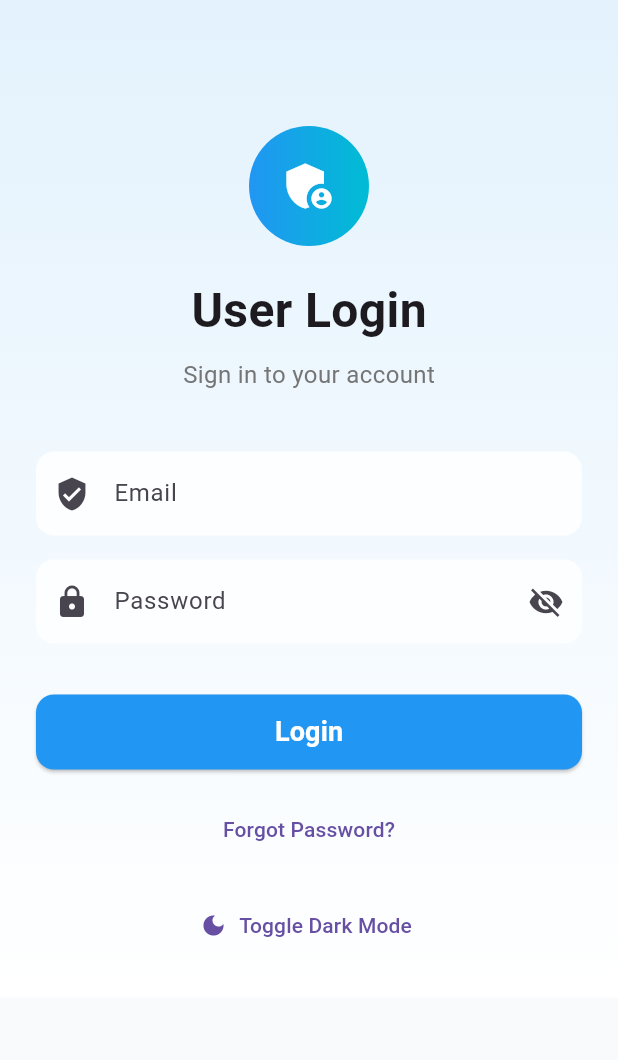
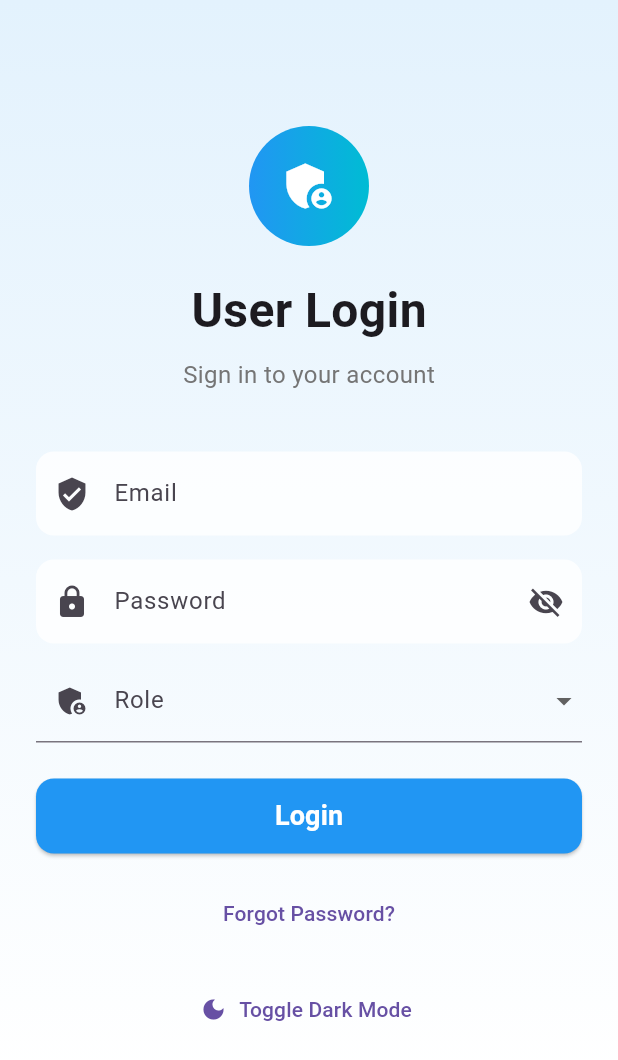
Before and after one commit to vaishvi16/project_management_user, a Flutter app: the screen it shows after launch, on a phone screen of 412 x 824 dp. Shown: the top 1060 px of the screen. Run offline on Flutter 3.47's test engine with Material 3 defaults, Android fonts, the phone set to English and light mode, and no system bars; our stand-ins replace shared_preferences.

Commit message:
User Login done

```diff
--- a/lib/screens/login_screen.dart
+++ b/lib/screens/login_screen.dart
@@ -107,7 +107,7 @@ class _LoginScreenState extends State<LoginScreen> {
                     validator: (value) => value?.isEmpty ?? true ? 'Enter password' : null,
                   ),
                   SizedBox(height: 10,),
-                  /*DropdownButtonFormField<String>(
+                  DropdownButtonFormField<String>(
                     value: _selectedRole,
                     decoration: const InputDecoration(
                       labelText: 'Role',
@@ -116,7 +116,7 @@ class _LoginScreenState extends State<LoginScreen> {
                     items: _roles.map((role) => DropdownMenuItem(value: role, child: Text(role))).toList(),
                     onChanged: (value) => setState(() => _selectedRole = value),
                     validator: (value) => value == null ? 'Select role' : null,
-                  ),*/
+                  ),
                   const SizedBox(height: 24),
                   // Login Button with animation
                   SizedBox(
@@ -170,7 +170,8 @@ class _LoginScreenState extends State<LoginScreen> {
     var url = Uri.parse("https://prakrutitech.xyz/batch_project/login.php");
     var response = await http.post(url, body: {
       'email': _emailController.text.toString(),
-          'password': _passwordController.text.toString()
+      'password': _passwordController.text.toString(),
+      'role': _selectedRole.toString()
     });
     print("response body of user login ${response.body}");
 
```
